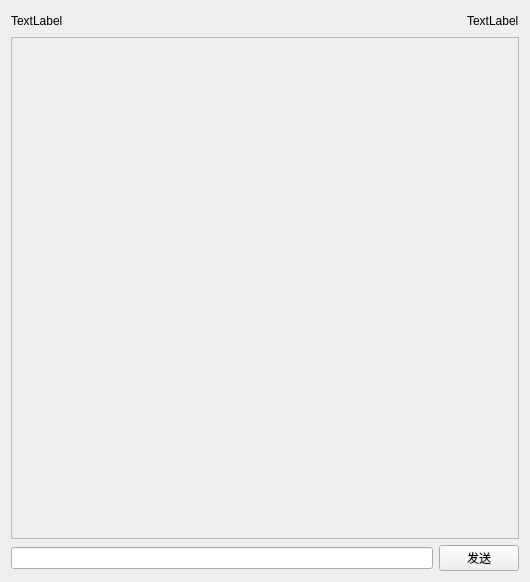
The window that ui/chatroom.ui (tonquer/picacg-qt) describes before a commit, drawn with Qt 5.
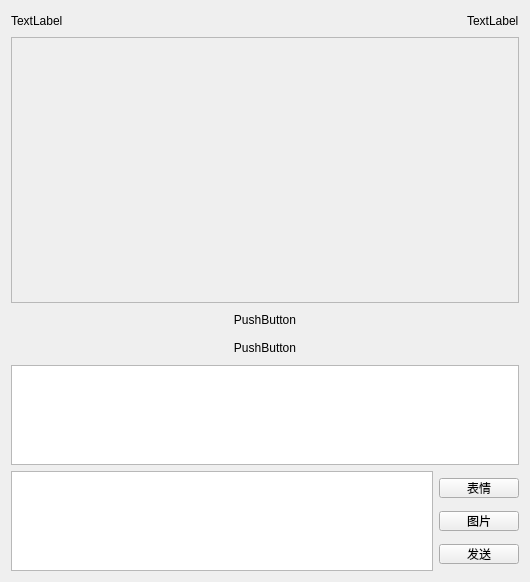
The same window after the commit.

```diff
--- a/ui/chatroom.ui
+++ b/ui/chatroom.ui
@@ -14,37 +14,6 @@
    <string>Form</string>
   </property>
   <layout class="QGridLayout" name="gridLayout">
-   <item row="0" column="0">
-    <layout class="QHBoxLayout" name="horizontalLayout_3">
-     <item>
-      <widget class="QLabel" name="nameLabel">
-       <property name="text">
-        <string>TextLabel</string>
-       </property>
-      </widget>
-     </item>
-     <item>
-      <spacer name="horizontalSpacer_2">
-       <property name="orientation">
-        <enum>Qt::Horizontal</enum>
-       </property>
-       <property name="sizeHint" stdset="0">
-        <size>
-         <width>40</width>
-         <height>20</height>
-        </size>
-       </property>
-      </spacer>
-     </item>
-     <item>
-      <widget class="QLabel" name="numLabel">
-       <property name="text">
-        <string>TextLabel</string>
-       </property>
-      </widget>
-     </item>
-    </layout>
-   </item>
    <item row="1" column="0">
     <widget class="QScrollArea" name="scrollArea">
      <property name="widgetResizable">
@@ -56,7 +25,7 @@
         <x>0</x>
         <y>0</y>
         <width>510</width>
-        <height>495</height>
+        <height>177</height>
        </rect>
       </property>
       <layout class="QVBoxLayout" name="verticalLayout_2">
@@ -92,23 +61,136 @@
      </widget>
     </widget>
    </item>
-   <item row="4" column="0">
-    <layout class="QHBoxLayout" name="horizontalLayout"/>
-   </item>
    <item row="2" column="0">
+    <widget class="QPushButton" name="atLabel">
+     <property name="text">
+      <string>PushButton</string>
+     </property>
+     <property name="flat">
+      <bool>true</bool>
+     </property>
+    </widget>
+   </item>
+   <item row="0" column="0">
+    <layout class="QHBoxLayout" name="horizontalLayout_3">
+     <item>
+      <widget class="QLabel" name="nameLabel">
+       <property name="text">
+        <string>TextLabel</string>
+       </property>
+      </widget>
+     </item>
+     <item>
+      <spacer name="horizontalSpacer_2">
+       <property name="orientation">
+        <enum>Qt::Horizontal</enum>
+       </property>
+       <property name="sizeHint" stdset="0">
+        <size>
+         <width>40</width>
+         <height>20</height>
+        </size>
+       </property>
+      </spacer>
+     </item>
+     <item>
+      <widget class="QLabel" name="numLabel">
+       <property name="text">
+        <string>TextLabel</string>
+       </property>
+      </widget>
+     </item>
+    </layout>
+   </item>
+   <item row="6" column="0">
+    <layout class="QHBoxLayout" name="horizontalLayout"/>
+   </item>
+   <item row="3" column="0">
+    <widget class="QPushButton" name="replyLabel">
+     <property name="text">
+      <string>PushButton</string>
+     </property>
+     <property name="autoExclusive">
+      <bool>false</bool>
+     </property>
+     <property name="flat">
+      <bool>true</bool>
+     </property>
+    </widget>
+   </item>
+   <item row="5" column="0">
     <layout class="QHBoxLayout" name="horizontalLayout_2">
      <item>
-      <widget class="QLineEdit" name="lineEdit"/>
-     </item>
-     <item>
-      <widget class="QPushButton" name="sendButton">
-       <property name="text">
-        <string>发送</string>
+      <widget class="QTextEdit" name="textEdit">
+       <property name="maximumSize">
+        <size>
+         <width>16777215</width>
+         <height>100</height>
+        </size>
+       </property>
+       <property name="font">
+        <font>
+         <family>微软雅黑</family>
+         <pointsize>12</pointsize>
+        </font>
        </property>
       </widget>
      </item>
+     <item>
+      <layout class="QVBoxLayout" name="verticalLayout">
+       <item>
+        <widget class="QPushButton" name="pushButton">
+         <property name="maximumSize">
+          <size>
+           <width>16777215</width>
+           <height>20</height>
+          </size>
+         </property>
+         <property name="text">
+          <string>表情</string>
+         </property>
+        </widget>
+       </item>
+       <item>
+        <widget class="QPushButton" name="picButton">
+         <property name="maximumSize">
+          <size>
+           <width>16777215</width>
+           <height>20</height>
+          </size>
+         </property>
+         <property name="text">
+          <string>图片</string>
+         </property>
+        </widget>
+       </item>
+       <item>
+        <widget class="QPushButton" name="sendButton">
+         <property name="maximumSize">
+          <size>
+           <width>16777215</width>
+           <height>20</height>
+          </size>
+         </property>
+         <property name="text">
+          <string>发送</string>
+         </property>
+        </widget>
+       </item>
+      </layout>
+     </item>
     </layout>
    </item>
+   <item row="4" column="0">
+    <widget class="QListWidget" name="listWidget">
+     <property name="maximumSize">
+      <size>
+       <width>16777215</width>
+       <height>100</height>
+      </size>
+     </property>
+    </widget>
+   </item>
   </layout>
  </widget>
  <resources/>
```
Left out of the diff: 72 changed lines with no effect on the pictures.
